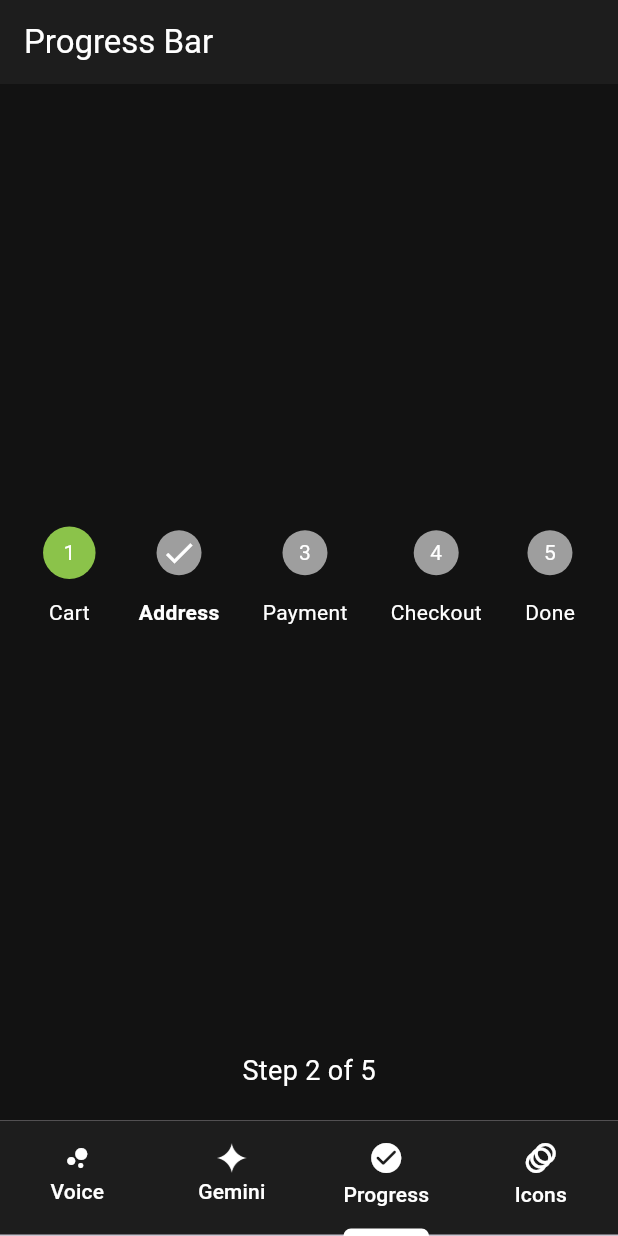
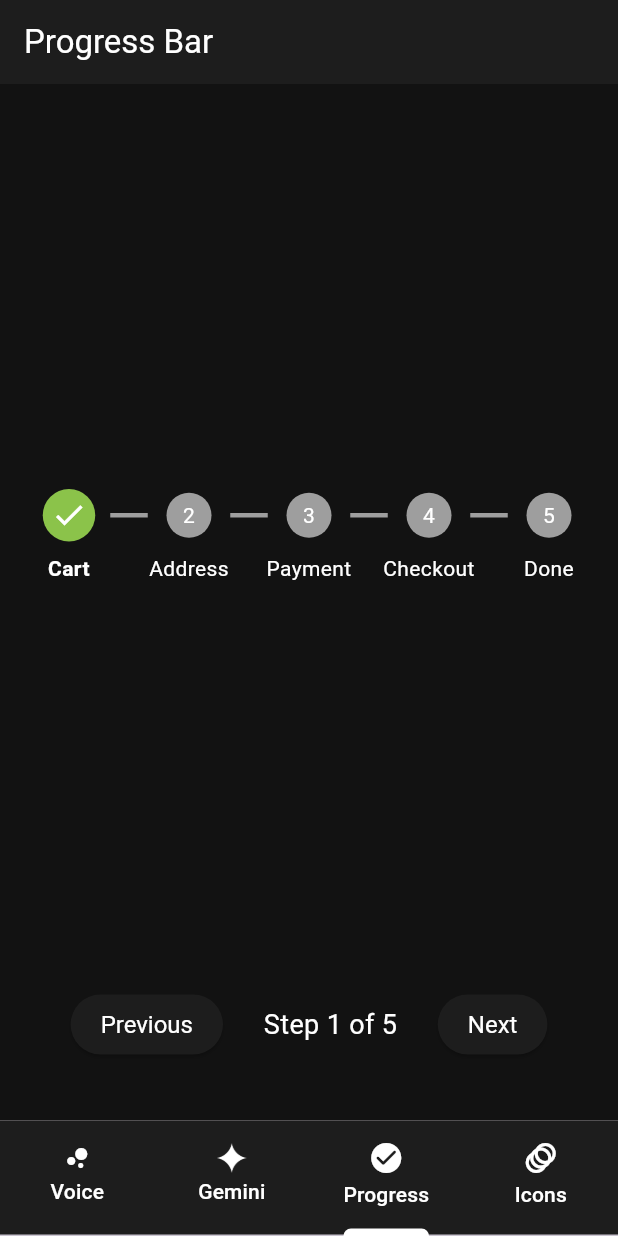
Before and after one commit to 0xbaggi/liquid_galaxy_task5, a Flutter app: the screen it shows after launch, item 3 of the bottom bar chosen, on a phone screen of 412 x 824 dp. Run offline on Flutter 3.47's test engine with Material 3 defaults, Android fonts, the phone set to English and light mode, and no system bars.

Commit message:
UI Updates

```diff
--- a/lib/tabs/progresBar.dart
+++ b/lib/tabs/progresBar.dart
@@ -1,9 +1,8 @@
-import 'dart:async';
 import 'package:flutter/material.dart';
 import 'package:liquid_galaxy_ui_components/utils/constant.dart';
 
 class ProgressBarPage extends StatefulWidget {
-  const ProgressBarPage({super.key});
+  const ProgressBarPage({Key? key}) : super(key: key);
 
   @override
   _ProgressBarPageState createState() => _ProgressBarPageState();
@@ -11,31 +10,30 @@ class ProgressBarPage extends StatefulWidget {
 
 class _ProgressBarPageState extends State<ProgressBarPage> {
   int _currentStep = 0;
-  late Timer _timer;
 
   final Color activeColor = Colors.lightGreen;
   final Color passedColor = Colors.green;
   final Color notPassedColor = Colors.grey;
-  final steps = ['Cart', 'Address', 'Payment', 'Checkout', 'Done'];
+  final List<String> steps = ['Cart', 'Address', 'Payment', 'Checkout', 'Done'];
 
-  @override
-  void initState() {
-    super.initState();
-    _startLoop();
+  static const double maxCircleSize = 35;
+  static const double lineWidth = 25;
+  static const double inactiveCircleSize = 30;
+
+  void _goToNextStep() {
+    if (_currentStep < steps.length - 1) {
+      setState(() {
+        _currentStep++;
+      });
+    }
   }
 
-  void _startLoop() {
-    _timer = Timer.periodic(const Duration(seconds: 1), (timer) {
+  void _goToPreviousStep() {
+    if (_currentStep > 0) {
       setState(() {
-        _currentStep = (_currentStep + 1) % 5; // Loop through 0 to 4
-      });
+        _currentStep--;
       });
     }
-
-  @override
-  void dispose() {
-    _timer.cancel();
-    super.dispose();
   }
 
   @override
@@ -47,66 +45,122 @@ class _ProgressBarPageState extends State<ProgressBarPage> {
         children: [
           const Spacer(),
           Row(
-            mainAxisAlignment: MainAxisAlignment.spaceEvenly,
-            children: List.generate(5, (index) {
-              bool isActive = index == _currentStep;
-              bool isPassed = index < _currentStep;
-
-              Color circleColor;
-              if (isActive) {
-                circleColor = activeColor;
-              } else if (isPassed) {
-                circleColor = passedColor;
-              } else {
-                circleColor = notPassedColor;
-              }
-
-              return Column(
+            mainAxisAlignment: MainAxisAlignment.center,
+            crossAxisAlignment: CrossAxisAlignment.center,
             children: [
+              for (int i = 0; i < steps.length; i++) ...[
                 SizedBox(
-                      height: 60,
+                  width: maxCircleSize,
+                  height: maxCircleSize,
+                  child: Center(
                     child: AnimatedContainer(
                       duration: const Duration(milliseconds: 300),
-                        width: isActive ? 35 : 30,
-                        height: isActive ? 35 : 30,
+                      width: (i == _currentStep)
+                          ? maxCircleSize
+                          : inactiveCircleSize,
+                      height: (i == _currentStep)
+                          ? maxCircleSize
+                          : inactiveCircleSize,
                       decoration: BoxDecoration(
                         shape: BoxShape.circle,
-                          color: circleColor,
+                        color: _getCircleColor(i),
                       ),
-                        child: isActive
-                            ? Center(
-                                child: Icon(
-                                Icons.check,
-                                color: isActive
-                                    ? Colors.white
-                                    : Colors.transparent,
-                              ))
+                      child: (i == _currentStep)
+                          ? const Icon(Icons.check, color: Colors.white)
                           : Center(
-                                child: Text((index + 1).toString(),
-                                    style:
-                                        const TextStyle(color: Colors.white)),
+                              child: Text(
+                                '${i + 1}',
+                                style: const TextStyle(color: Colors.white),
                               ),
-                      )),
-                  Text(
-                    steps[index],
+                            ),
+                    ),
+                  ),
+                ),
+                if (i < steps.length - 1) ...[
+                  const SizedBox(width: 10),
+                  Container(
+                    width: lineWidth,
+                    height: 3,
+                    color: _getLineColor(i),
+                  ),
+                  const SizedBox(width: 10),
+                ],
+              ],
+            ],
+          ),
+          const SizedBox(height: 8),
+          Row(
+            mainAxisAlignment: MainAxisAlignment.center,
+            children: [
+              for (int i = 0; i < steps.length; i++) ...[
+                SizedBox(
+                  width: maxCircleSize + 20 + lineWidth,
+                  child: Text(
+                    steps[i],
+                    textAlign: TextAlign.center,
                     style: TextStyle(
                       color: Colors.white,
-                      fontWeight:
-                          isActive ? FontWeight.bold : FontWeight.normal,
+                      fontWeight: (i == _currentStep)
+                          ? FontWeight.bold
+                          : FontWeight.normal,
+                    ),
                   ),
                 ),
               ],
-              );
-            }),
+            ],
           ),
           const Spacer(),
+          Padding(
+            padding: const EdgeInsets.symmetric(horizontal: 20.0),
+            child: Row(
+              mainAxisAlignment: MainAxisAlignment.spaceEvenly,
+              children: [
+                ElevatedButton(
+                  style: ElevatedButton.styleFrom(
+                    backgroundColor: primaryColor,
+                    foregroundColor: Colors.white,
+                    padding: const EdgeInsets.symmetric(
+                        horizontal: 20, vertical: 10),
+                    textStyle: const TextStyle(fontSize: 16),
+                  ),
+                  onPressed: _goToPreviousStep,
+                  child: const Text('Previous'),
+                ),
                 Text(
-            "Step ${_currentStep + 1} of 5",
+                  "Step ${_currentStep + 1} of ${steps.length}",
                   style: const TextStyle(fontSize: 18, color: Colors.white),
                 ),
-          const SizedBox(height: 20),
+                ElevatedButton(
+                  style: ElevatedButton.styleFrom(
+                    backgroundColor: primaryColor,
+                    foregroundColor: Colors.white,
+                    padding: const EdgeInsets.symmetric(
+                        horizontal: 20, vertical: 10),
+                    textStyle: const TextStyle(fontSize: 16),
+                  ),
+                  onPressed: _goToNextStep,
+                  child: const Text('Next'),
+                ),
+              ],
+            ),
+          ),
+          const SizedBox(height: 40),
         ],
       ),
     );
   }
+
+  Color _getCircleColor(int index) {
+    if (index == _currentStep) {
+      return activeColor;
+    } else if (index < _currentStep) {
+      return passedColor;
+    } else {
+      return notPassedColor;
     }
+  }
+
+  Color _getLineColor(int index) {
+    return (_currentStep > index) ? passedColor : notPassedColor;
+  }
+}
```
Also changed, not shown: lib/tabs/googleVoice.dart (+83 -49 lines), pubspec.lock, 1 other file. Lines whose indentation alone changed are shown as unchanged.
